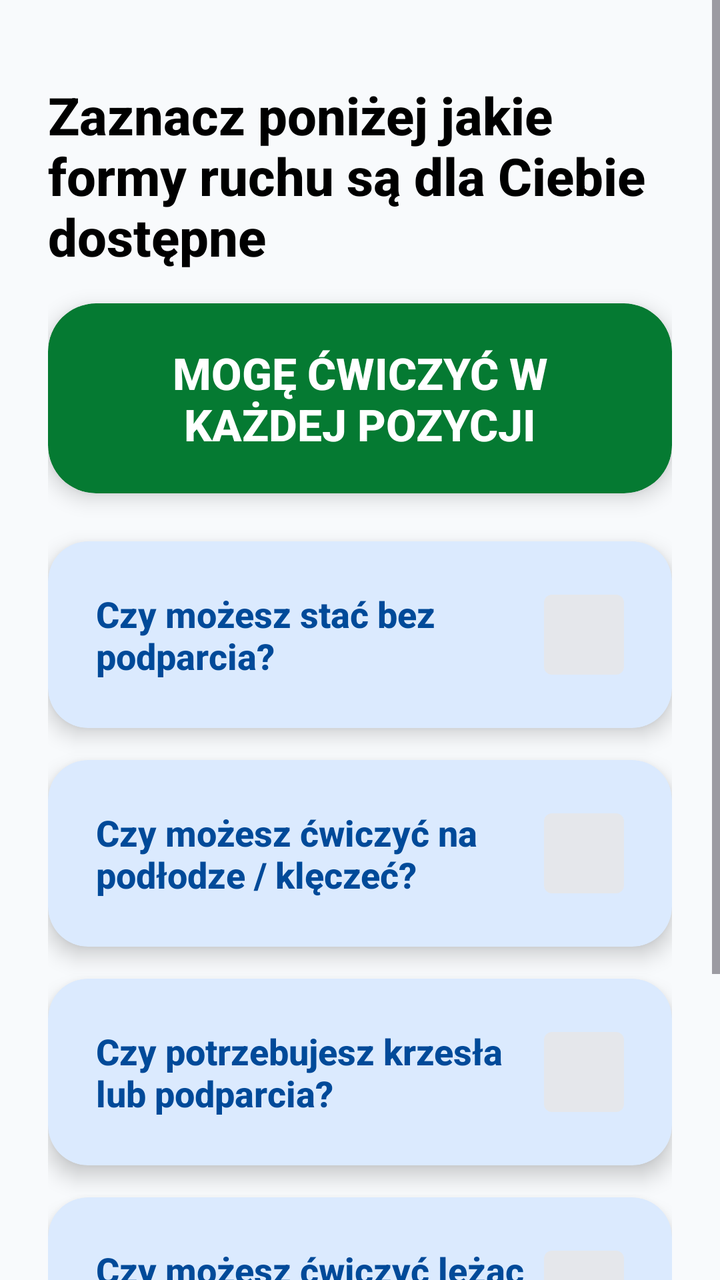
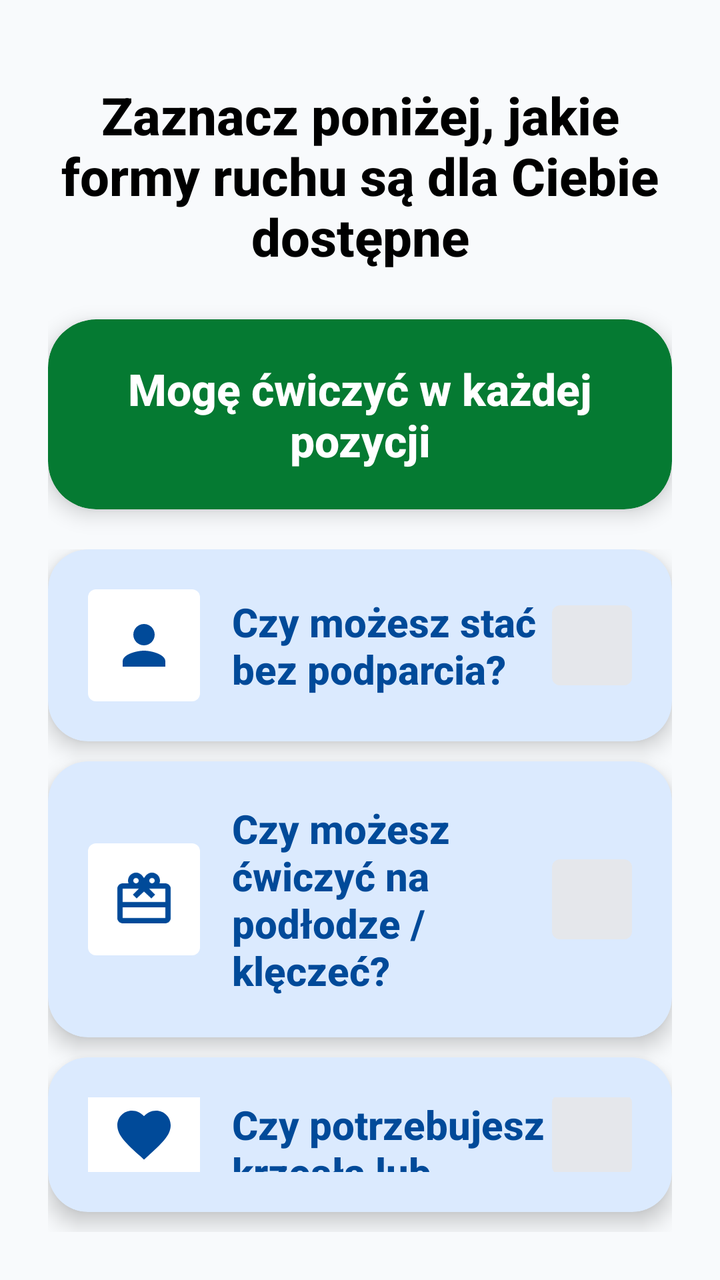

Screens rendered from an Android XML layout before and after an edit, with the pre-edit source and the edit as a unified diff.
<!-- AndroidManifest.xml: application theme Theme.Fitnessapp -->
<!-- res/layout/item_onboarding_step2.xml -->
<?xml version="1.0" encoding="utf-8"?>
<ScrollView xmlns:android="http://schemas.android.com/apk/res/android"
    xmlns:app="http://schemas.android.com/apk/res-auto"
    android:layout_width="match_parent"
    android:layout_height="match_parent"
    android:fillViewport="true">

    <LinearLayout
        android:layout_width="match_parent"
        android:layout_height="wrap_content"
        android:orientation="vertical"
        android:padding="24dp">

        <TextView
            android:layout_width="match_parent"
            android:layout_height="wrap_content"
            android:layout_marginTop="16dp"
            android:layout_marginBottom="16dp"
            android:text="Zaznacz poniżej jakie formy ruchu są dla Ciebie dostępne"
            android:textColor="@color/black"
            android:textSize="26sp"
            android:textStyle="bold" />

        
        <androidx.cardview.widget.CardView
            android:id="@+id/btn_all_positions"
            android:layout_width="match_parent"
            android:layout_height="wrap_content"
            android:layout_marginBottom="24dp"
            android:foreground="?android:attr/selectableItemBackground"
            android:clickable="true"
            android:focusable="true"
            app:cardCornerRadius="24dp"
            app:cardElevation="6dp"
            app:cardBackgroundColor="#057A32">

            <TextView
                android:layout_width="match_parent"
                android:layout_height="wrap_content"
                android:gravity="center"
                android:padding="20dp"
                android:text="Mogę ćwiczyć w każdej pozycji"
                android:textAllCaps="true"
                android:textColor="#FFFFFF"
                android:textSize="22sp"
                android:textStyle="bold" />
        </androidx.cardview.widget.CardView>

        
        <androidx.cardview.widget.CardView
            android:id="@+id/card_q1"
            android:layout_width="match_parent"
            android:layout_height="wrap_content"
            android:layout_marginBottom="16dp"
            android:foreground="?android:attr/selectableItemBackground"
            android:clickable="true"
            android:focusable="true"
            app:cardCornerRadius="20dp"
            app:cardElevation="6dp"
            app:cardBackgroundColor="#DBEAFE"
            android:tag="unchecked">

            <LinearLayout
                android:layout_width="match_parent"
                android:layout_height="wrap_content"
                android:gravity="center_vertical"
                android:orientation="horizontal"
                android:padding="24dp">

                <TextView
                    android:layout_width="0dp"
                    android:layout_height="wrap_content"
                    android:layout_weight="1"
                    android:text="@string/onboarding_q1"
                    android:textColor="#004A99"
                    android:textSize="18sp"
                    android:textStyle="bold" />

                <ImageView
                    android:id="@+id/iv_q1"
                    android:layout_width="40dp"
                    android:layout_height="40dp"
                    android:src="@drawable/bg_indicator_inactive"
                    android:scaleType="fitCenter" />
            </LinearLayout>
        </androidx.cardview.widget.CardView>

        
        <androidx.cardview.widget.CardView
            android:id="@+id/card_q2"
            android:layout_width="match_parent"
            android:layout_height="wrap_content"
            android:layout_marginBottom="16dp"
            android:foreground="?android:attr/selectableItemBackground"
            android:clickable="true"
            android:focusable="true"
            app:cardCornerRadius="20dp"
            app:cardElevation="6dp"
            app:cardBackgroundColor="#DBEAFE"
            android:tag="unchecked">

            <LinearLayout
                android:layout_width="match_parent"
                android:layout_height="wrap_content"
                android:gravity="center_vertical"
                android:orientation="horizontal"
                android:padding="24dp">

                <TextView
                    android:layout_width="0dp"
                    android:layout_height="wrap_content"
                    android:layout_weight="1"
                    android:text="@string/onboarding_q2"
                    android:textColor="#004A99"
                    android:textSize="18sp"
                    android:textStyle="bold" />

                <ImageView
                    android:id="@+id/iv_q2"
                    android:layout_width="40dp"
                    android:layout_height="40dp"
                    android:src="@drawable/bg_indicator_inactive"
                    android:scaleType="fitCenter" />
            </LinearLayout>
        </androidx.cardview.widget.CardView>

        
        <androidx.cardview.widget.CardView
            android:id="@+id/card_q3"
            android:layout_width="match_parent"
            android:layout_height="wrap_content"
            android:layout_marginBottom="16dp"
            android:foreground="?android:attr/selectableItemBackground"
            android:clickable="true"
            android:focusable="true"
            app:cardCornerRadius="20dp"
            app:cardElevation="6dp"
            app:cardBackgroundColor="#DBEAFE"
            android:tag="unchecked">

            <LinearLayout
                android:layout_width="match_parent"
                android:layout_height="wrap_content"
                android:gravity="center_vertical"
                android:orientation="horizontal"
                android:padding="24dp">

                <TextView
                    android:layout_width="0dp"
                    android:layout_height="wrap_content"
                    android:layout_weight="1"
                    android:text="@string/onboarding_q3"
                    android:textColor="#004A99"
                    android:textSize="18sp"
                    android:textStyle="bold" />

                <ImageView
                    android:id="@+id/iv_q3"
                    android:layout_width="40dp"
                    android:layout_height="40dp"
                    android:src="@drawable/bg_indicator_inactive"
                    android:scaleType="fitCenter" />
            </LinearLayout>
        </androidx.cardview.widget.CardView>

        
        <androidx.cardview.widget.CardView
            android:id="@+id/card_q4"
            android:layout_width="match_parent"
            android:layout_height="wrap_content"
            android:layout_marginBottom="16dp"
            android:foreground="?android:attr/selectableItemBackground"
            android:clickable="true"
            android:focusable="true"
            app:cardCornerRadius="20dp"
            app:cardElevation="6dp"
            app:cardBackgroundColor="#DBEAFE"
            android:tag="unchecked">

            <LinearLayout
                android:layout_width="match_parent"
                android:layout_height="wrap_content"
                android:gravity="center_vertical"
                android:orientation="horizontal"
                android:padding="24dp">

                <TextView
                    android:layout_width="0dp"
                    android:layout_height="wrap_content"
                    android:layout_weight="1"
                    android:text="@string/onboarding_q4"
                    android:textColor="#004A99"
                    android:textSize="18sp"
                    android:textStyle="bold" />

                <ImageView
                    android:id="@+id/iv_q4"
                    android:layout_width="40dp"
                    android:layout_height="40dp"
                    android:src="@drawable/bg_indicator_inactive"
                    android:scaleType="fitCenter" />
            </LinearLayout>
        </androidx.cardview.widget.CardView>

        
        <androidx.cardview.widget.CardView
            android:id="@+id/card_q5"
            android:layout_width="match_parent"
            android:layout_height="wrap_content"
            android:layout_marginBottom="16dp"
            android:foreground="?android:attr/selectableItemBackground"
            android:clickable="true"
            android:focusable="true"
            app:cardCornerRadius="20dp"
            app:cardElevation="6dp"
            app:cardBackgroundColor="#DBEAFE"
            android:tag="unchecked">

            <LinearLayout
                android:layout_width="match_parent"
                android:layout_height="wrap_content"
                android:gravity="center_vertical"
                android:orientation="horizontal"
                android:padding="24dp">

                <TextView
                    android:layout_width="0dp"
                    android:layout_height="wrap_content"
                    android:layout_weight="1"
                    android:text="@string/onboarding_q5"
                    android:textColor="#004A99"
                    android:textSize="18sp"
                    android:textStyle="bold" />

                <ImageView
                    android:id="@+id/iv_q5"
                    android:layout_width="40dp"
                    android:layout_height="40dp"
                    android:src="@drawable/bg_indicator_inactive"
                    android:scaleType="fitCenter" />
            </LinearLayout>
        </androidx.cardview.widget.CardView>

    </LinearLayout>
</ScrollView>
<!-- resources referenced by this layout -->
<resources>
  <!-- unchanged entries left out for length: 9 -->
</resources>

<!-- the commit's change to res/layout/item_onboarding_step2.xml (unified diff, before → after) -->
@@ -1,71 +1,90 @@
 <?xml version="1.0" encoding="utf-8"?>
-<ScrollView xmlns:android="http://schemas.android.com/apk/res/android"
+<LinearLayout xmlns:android="http://schemas.android.com/apk/res/android"
     xmlns:app="http://schemas.android.com/apk/res-auto"
     android:layout_width="match_parent"
     android:layout_height="match_parent"
-    android:fillViewport="true">
-
+    android:orientation="vertical"
+    android:padding="24dp">
+
+    <TextView
+        android:layout_width="match_parent"
+        android:layout_height="wrap_content"
+        android:layout_marginTop="16dp"
+        android:layout_marginBottom="24dp"
+        android:text="Zaznacz poniżej, jakie formy ruchu są dla Ciebie dostępne"
+        android:textColor="@color/black"
+        android:textSize="26sp"
+        android:textStyle="bold"
+        android:gravity="center" />
+
+    
+    <androidx.cardview.widget.CardView
+        android:id="@+id/btn_all_positions"
+        android:layout_width="match_parent"
+        android:layout_height="wrap_content"
+        android:layout_marginBottom="20dp"
+        android:foreground="?android:attr/selectableItemBackground"
+        android:clickable="true"
+        android:focusable="true"
+        app:cardCornerRadius="24dp"
+        app:cardElevation="6dp"
+        app:cardBackgroundColor="#057A32">
+
+        <TextView
+            android:layout_width="match_parent"
+            android:layout_height="wrap_content"
+            android:gravity="center"
+            android:padding="20dp"
+            android:text="Mogę ćwiczyć w każdej pozycji"
+            android:textColor="#FFFFFF"
+            android:textSize="22sp"
+            android:textStyle="bold" />
+    </androidx.cardview.widget.CardView>
+
+    
     <LinearLayout
         android:layout_width="match_parent"
-        android:layout_height="wrap_content"
-        android:orientation="vertical"
-        android:padding="24dp">
-
-        <TextView
-            android:layout_width="match_parent"
-            android:layout_height="wrap_content"
-            android:layout_marginTop="16dp"
-            android:layout_marginBottom="16dp"
-            android:text="Zaznacz poniżej jakie formy ruchu są dla Ciebie dostępne"
-            android:textColor="@color/black"
-            android:textSize="26sp"
-            android:textStyle="bold" />
-
-        
-        <androidx.cardview.widget.CardView
-            android:id="@+id/btn_all_positions"
-            android:layout_width="match_parent"
-            android:layout_height="wrap_content"
-            android:layout_marginBottom="24dp"
-            android:foreground="?android:attr/selectableItemBackground"
-            android:clickable="true"
-            android:focusable="true"
-            app:cardCornerRadius="24dp"
-            app:cardElevation="6dp"
-            app:cardBackgroundColor="#057A32">
-
-            <TextView
-                android:layout_width="match_parent"
-                android:layout_height="wrap_content"
-                android:gravity="center"
-                android:padding="20dp"
-                android:text="Mogę ćwiczyć w każdej pozycji"
-                android:textAllCaps="true"
-                android:textColor="#FFFFFF"
-                android:textSize="22sp"
-                android:textStyle="bold" />
-        </androidx.cardview.widget.CardView>
+        android:layout_height="0dp"
+        android:layout_weight="1"
+        android:orientation="vertical">
 
         
         <androidx.cardview.widget.CardView
             android:id="@+id/card_q1"
             android:layout_width="match_parent"
             android:layout_height="wrap_content"
-            android:layout_marginBottom="16dp"
-            android:foreground="?android:attr/selectableItemBackground"
-            android:clickable="true"
-            android:focusable="true"
-            app:cardCornerRadius="20dp"
-            app:cardElevation="6dp"
-            app:cardBackgroundColor="#DBEAFE"
-            android:tag="unchecked">
-
-            <LinearLayout
-                android:layout_width="match_parent"
-                android:layout_height="wrap_content"
-                android:gravity="center_vertical"
-                android:orientation="horizontal"
-                android:padding="24dp">
+            android:layout_marginBottom="10dp"
+            android:foreground="?android:attr/selectableItemBackground"
+            android:clickable="true"
+            android:focusable="true"
+            app:cardCornerRadius="20dp"
+            app:cardElevation="6dp"
+            app:cardBackgroundColor="#DBEAFE"
+            android:tag="unchecked">
+
+            <LinearLayout
+                android:layout_width="match_parent"
+                android:layout_height="wrap_content"
+                android:gravity="center_vertical"
+                android:orientation="horizontal"
+                android:padding="20dp">
+
+                <FrameLayout
+                    android:layout_width="56dp"
+                    android:layout_height="56dp"
+                    android:layout_marginEnd="16dp">
+                    <View
+                        android:layout_width="match_parent"
+                        android:layout_height="match_parent"
+                        android:background="@drawable/bg_indicator_active"
+                        android:backgroundTint="#FFFFFF" />
+                    <ImageView
+                        android:layout_width="32dp"
+                        android:layout_height="32dp"
+                        android:layout_gravity="center"
+                        android:src="@drawable/ic_profile"
+                        app:tint="#004A99" />
+                </FrameLayout>
 
                 <TextView
                     android:layout_width="0dp"
@@ -73,7 +92,7 @@
                     android:layout_weight="1"
                     android:text="@string/onboarding_q1"
                     android:textColor="#004A99"
-                    android:textSize="18sp"
+                    android:textSize="20sp"
                     android:textStyle="bold" />
 
                 <ImageView
@@ -90,21 +109,38 @@
             android:id="@+id/card_q2"
             android:layout_width="match_parent"
             android:layout_height="wrap_content"
-            android:layout_marginBottom="16dp"
-            android:foreground="?android:attr/selectableItemBackground"
-            android:clickable="true"
-            android:focusable="true"
-            app:cardCornerRadius="20dp"
-            app:cardElevation="6dp"
-            app:cardBackgroundColor="#DBEAFE"
-            android:tag="unchecked">
-
-            <LinearLayout
-                android:layout_width="match_parent"
-                android:layout_height="wrap_content"
-                android:gravity="center_vertical"
-                android:orientation="horizontal"
-                android:padding="24dp">
+            android:layout_marginBottom="10dp"
+            android:foreground="?android:attr/selectableItemBackground"
+            android:clickable="true"
+            android:focusable="true"
+            app:cardCornerRadius="20dp"
+            app:cardElevation="6dp"
+            app:cardBackgroundColor="#DBEAFE"
+            android:tag="unchecked">
+
+            <LinearLayout
+                android:layout_width="match_parent"
+                android:layout_height="wrap_content"
+                android:gravity="center_vertical"
+                android:orientation="horizontal"
+                android:padding="20dp">
+
+                <FrameLayout
+                    android:layout_width="56dp"
+                    android:layout_height="56dp"
+                    android:layout_marginEnd="16dp">
+                    <View
+                        android:layout_width="match_parent"
+                        android:layout_height="match_parent"
+                        android:background="@drawable/bg_indicator_active"
+                        android:backgroundTint="#FFFFFF" />
+                    <ImageView
+                        android:layout_width="32dp"
+                        android:layout_height="32dp"
+                        android:layout_gravity="center"
+                        android:src="@drawable/ic_onboarding_3"
+                        app:tint="#004A99" />
+                </FrameLayout>
 
                 <TextView
                     android:layout_width="0dp"
@@ -112,7 +148,7 @@
                     android:layout_weight="1"
                     android:text="@string/onboarding_q2"
                     android:textColor="#004A99"
-                    android:textSize="18sp"
+                    android:textSize="20sp"
                     android:textStyle="bold" />
 
                 <ImageView
@@ -129,21 +165,38 @@
             android:id="@+id/card_q3"
             android:layout_width="match_parent"
             android:layout_height="wrap_content"
-            android:layout_marginBottom="16dp"
-            android:foreground="?android:attr/selectableItemBackground"
-            android:clickable="true"
-            android:focusable="true"
-            app:cardCornerRadius="20dp"
-            app:cardElevation="6dp"
-            app:cardBackgroundColor="#DBEAFE"
-            android:tag="unchecked">
-
-            <LinearLayout
-                android:layout_width="match_parent"
-                android:layout_height="wrap_content"
-                android:gravity="center_vertical"
-                android:orientation="horizontal"
-                android:padding="24dp">
+            android:layout_marginBottom="10dp"
+            android:foreground="?android:attr/selectableItemBackground"
+            android:clickable="true"
+            android:focusable="true"
+            app:cardCornerRadius="20dp"
+            app:cardElevation="6dp"
+            app:cardBackgroundColor="#DBEAFE"
+            android:tag="unchecked">
+
+            <LinearLayout
+                android:layout_width="match_parent"
+                android:layout_height="wrap_content"
+                android:gravity="center_vertical"
+                android:orientation="horizontal"
+                android:padding="20dp">
+
+                <FrameLayout
+                    android:layout_width="56dp"
+                    android:layout_height="56dp"
+                    android:layout_marginEnd="16dp">
+                    <View
+                        android:layout_width="match_parent"
+                        android:layout_height="match_parent"
+                        android:background="@drawable/bg_indicator_active"
+                        android:backgroundTint="#FFFFFF" />
+                    <ImageView
+                        android:layout_width="32dp"
+                        android:layout_height="32dp"
+                        android:layout_gravity="center"
+                        android:src="@drawable/ic_heart"
+                        app:tint="#004A99" />
+                </FrameLayout>
 
                 <TextView
                     android:layout_width="0dp"
@@ -151,7 +204,7 @@
                     android:layout_weight="1"
                     android:text="@string/onboarding_q3"
                     android:textColor="#004A99"
-                    android:textSize="18sp"
+                    android:textSize="20sp"
                     android:textStyle="bold" />
 
                 <ImageView
@@ -168,21 +221,38 @@
             android:id="@+id/card_q4"
             android:layout_width="match_parent"
             android:layout_height="wrap_content"
-            android:layout_marginBottom="16dp"
-            android:foreground="?android:attr/selectableItemBackground"
-            android:clickable="true"
-            android:focusable="true"
-            app:cardCornerRadius="20dp"
-            app:cardElevation="6dp"
-            app:cardBackgroundColor="#DBEAFE"
-            android:tag="unchecked">
-
-            <LinearLayout
-                android:layout_width="match_parent"
-                android:layout_height="wrap_content"
-                android:gravity="center_vertical"
-                android:orientation="horizontal"
-                android:padding="24dp">
+            android:layout_marginBottom="10dp"
+            android:foreground="?android:attr/selectableItemBackground"
+            android:clickable="true"
+            android:focusable="true"
+            app:cardCornerRadius="20dp"
+            app:cardElevation="6dp"
+            app:cardBackgroundColor="#DBEAFE"
+            android:tag="unchecked">
+
+            <LinearLayout
+                android:layout_width="match_parent"
+                android:layout_height="wrap_content"
+                android:gravity="center_vertical"
+                android:orientation="horizontal"
+                android:padding="20dp">
+
+                <FrameLayout
+                    android:layout_width="56dp"
+                    android:layout_height="56dp"
+                    android:layout_marginEnd="16dp">
+                    <View
+                        android:layout_width="match_parent"
+                        android:layout_height="match_parent"
+                        android:background="@drawable/bg_indicator_active"
+                        android:backgroundTint="#FFFFFF" />
+                    <ImageView
+                        android:layout_width="32dp"
+                        android:layout_height="32dp"
+                        android:layout_gravity="center"
+                        android:src="@drawable/ic_onboarding_1"
+                        app:tint="#004A99" />
+                </FrameLayout>
 
                 <TextView
                     android:layout_width="0dp"
@@ -190,7 +260,7 @@
                     android:layout_weight="1"
                     android:text="@string/onboarding_q4"
                     android:textColor="#004A99"
-                    android:textSize="18sp"
+                    android:textSize="20sp"
                     android:textStyle="bold" />
 
                 <ImageView
@@ -207,21 +277,38 @@
             android:id="@+id/card_q5"
             android:layout_width="match_parent"
             android:layout_height="wrap_content"
-            android:layout_marginBottom="16dp"
-            android:foreground="?android:attr/selectableItemBackground"
-            android:clickable="true"
-            android:focusable="true"
-            app:cardCornerRadius="20dp"
-            app:cardElevation="6dp"
-            app:cardBackgroundColor="#DBEAFE"
-            android:tag="unchecked">
-
-            <LinearLayout
-                android:layout_width="match_parent"
-                android:layout_height="wrap_content"
-                android:gravity="center_vertical"
-                android:orientation="horizontal"
-                android:padding="24dp">
+            android:layout_marginBottom="10dp"
+            android:foreground="?android:attr/selectableItemBackground"
+            android:clickable="true"
+            android:focusable="true"
+            app:cardCornerRadius="20dp"
+            app:cardElevation="6dp"
+            app:cardBackgroundColor="#DBEAFE"
+            android:tag="unchecked">
+
+            <LinearLayout
+                android:layout_width="match_parent"
+                android:layout_height="wrap_content"
+                android:gravity="center_vertical"
+                android:orientation="horizontal"
+                android:padding="20dp">
+
+                <FrameLayout
+                    android:layout_width="56dp"
+                    android:layout_height="56dp"
+                    android:layout_marginEnd="16dp">
+                    <View
+                        android:layout_width="match_parent"
+                        android:layout_height="match_parent"
+                        android:background="@drawable/bg_indicator_active"
+                        android:backgroundTint="#FFFFFF" />
+                    <ImageView
+                        android:layout_width="32dp"
+                        android:layout_height="32dp"
+                        android:layout_gravity="center"
+                        android:src="@drawable/ic_settings"
+                        app:tint="#004A99" />
+                </FrameLayout>
 
                 <TextView
                     android:layout_width="0dp"
@@ -229,7 +316,7 @@
                     android:layout_weight="1"
                     android:text="@string/onboarding_q5"
                     android:textColor="#004A99"
-                    android:textSize="18sp"
+                    android:textSize="20sp"
                     android:textStyle="bold" />
 
                 <ImageView
@@ -242,4 +329,5 @@
         </androidx.cardview.widget.CardView>
 
     </LinearLayout>
-</ScrollView>
+
+</LinearLayout>
<!-- resource entries referenced after the edit -->
@@ -1,5 +1,65 @@
 <!-- resources referenced by this layout -->
 <resources>
+  <!-- drawable bg_indicator_active (drawable) -->
+  <?xml version="1.0" encoding="utf-8"?>
+  <shape xmlns:android="http://schemas.android.com/apk/res/android"
+      android:shape="rectangle">
+      <solid android:color="@color/blue_primary" />
+      <corners android:radius="4dp" />
+  </shape>
+  <!-- drawable ic_heart (drawable) -->
+  <vector xmlns:android="http://schemas.android.com/apk/res/android"
+      android:width="24dp"
+      android:height="24dp"
+      android:viewportWidth="24"
+      android:viewportHeight="24">
+      <path
+          android:fillColor="@color/blue_primary"
+          android:pathData="M12,21.35l-1.45,-1.32C5.4,15.36 2,12.28 2,8.5 2,5.42 4.42,3 7.5,3c1.74,0 3.41,0.81 4.5,2.09C13.09,3.81 14.76,3 16.5,3 19.58,3 22,5.42 22,8.5c0,3.78 -3.4,6.86 -8.55,11.54L12,21.35z"/>
+  </vector>
+  <!-- drawable ic_onboarding_1 (drawable) -->
+  <vector xmlns:android="http://schemas.android.com/apk/res/android"
+      android:width="120dp"
+      android:height="120dp"
+      android:viewportWidth="24"
+      android:viewportHeight="24">
+      <path
+          android:fillColor="@color/green_icon"
+          android:pathData="M13.49,5.42c1.1,0 2,-0.9 2,-2s-0.9,-2 -2,-2 -2,0.9 -2,2 0.9,2 2,2zM15.5,13.5c-0.67,0 -1.31,0.21 -1.83,0.59L12.5,15.25L12.5,19c0,0.83 0.67,1.5 1.5,1.5s1.5,-0.67 1.5,-1.5v-2.42l1.32,-1.15c0.41,-0.36 0.68,-0.89 0.68,-1.43c0,-1.1 -0.9,-2 -2,-2zM7,13.5c0,0.83 0.67,1.5 1.5,1.5s1.5,-0.67 1.5,-1.5v-3.4l1.32,1.15c0.41,0.36 0.68,0.89 0.68,1.43c0,1.1 -0.9,2 -2,2c-0.67,0 -1.31,-0.21 -1.83,-0.59L7,12.5L7,13.5zM13.49,6.41c-2.45,0 -4.54,1.52 -5.39,3.67l-1.32,3.31c-0.25,0.61 -0.05,1.31 0.48,1.69c0.53,0.38 1.25,0.28 1.66,-0.22l1.62,-1.98L11,15.5v4c0,0.83 0.67,1.5 1.5,1.5s1.5,-0.67 1.5,-1.5v-5.2l-0.91,-0.91c-0.34,-0.34 -0.59,-0.78 -0.69,-1.25L12,8.12c0.05,-0.45 0.31,-0.84 0.7,-1.05c0.23,-0.12 0.5,-0.19 0.79,-0.19c0.69,0 1.25,0.56 1.25,1.25v1.87h1.5V8.13c0,-1.52 -1.23,-2.75 -2.75,-2.75z" />
+  </vector>
+  <!-- drawable ic_onboarding_3 (drawable) -->
+  <vector xmlns:android="http://schemas.android.com/apk/res/android"
+      android:width="120dp"
+      android:height="120dp"
+      android:viewportWidth="24"
+      android:viewportHeight="24">
+      <path
+          android:fillColor="@color/orange_icon"
+          android:pathData="M20,6h-2.18c0.11,-0.31 0.18,-0.65 0.18,-1c0,-1.66 -1.34,-3 -3,-3c-1.05,0 -1.96,0.54 -2.5,1.35l-0.5,0.65l-0.5,-0.65C10.96,2.54 10.05,2 9,2C7.34,2 6,3.34 6,5c0,0.35 0.07,0.69 0.18,1L4,6c-1.1,0 -1.99,0.9 -1.99,2L2,19c0,1.1 0.9,2 2,2h16c1.1,0 2,-0.9 2,-2L22,8c0,-1.1 -0.9,-2 -2,-2zM15,4c0.55,0 1,0.45 1,1s-0.45,1 -1,1s-1,-0.45 -1,-1s0.45,-1 1,-1zM9,4c0.55,0 1,0.45 1,1s-0.45,1 -1,1s-1,-0.45 -1,-1s0.45,-1 1,-1zM20,19L4,19L4,15h16v4zM20,13L4,13L4,8h6.08l-2.25,2.25l1.41,1.41L12,9.08l2.75,2.58l1.41,-1.41L13.92,8L20,8v5z" />
+  </vector>
+  <!-- drawable ic_profile (drawable) -->
+  <vector xmlns:android="http://schemas.android.com/apk/res/android"
+      android:width="24dp"
+      android:height="24dp"
+      android:viewportWidth="24"
+      android:viewportHeight="24">
+      <path
+          android:fillColor="#FF000000"
+          android:pathData="M12,12c2.21,0 4,-1.79 4,-4s-1.79,-4 -4,-4 -4,1.79 -4,4 1.79,4 4,4zM12,14c-2.67,0 -8,1.34 -8,4v2h16v-2c0,-2.66 -5.33,-4 -8,-4z" />
+  </vector>
+  <!-- drawable ic_settings (drawable) -->
+  <vector xmlns:android="http://schemas.android.com/apk/res/android"
+      android:width="24dp"
+      android:height="24dp"
+      android:viewportWidth="24"
+      android:viewportHeight="24">
+      <path
+          android:fillColor="@android:color/white"
+          android:pathData="M19.14,12.94c0.04,-0.3 0.06,-0.61 0.06,-0.94c0,-0.32 -0.02,-0.64 -0.07,-0.94l2.03,-1.58c0.18,-0.14 0.23,-0.41 0.12,-0.61l-1.92,-3.32c-0.12,-0.22 -0.37,-0.29 -0.59,-0.22l-2.39,0.96c-0.5,-0.38 -1.03,-0.7 -1.62,-0.94L14.4,2.81c-0.04,-0.24 -0.24,-0.41 -0.48,-0.41h-3.84c-0.24,0 -0.43,0.17 -0.47,0.41L9.25,5.35C8.66,5.59 8.13,5.91 7.63,6.29L5.24,5.33c-0.22,-0.08 -0.47,0 -0.59,0.22L2.74,8.87C2.62,9.08 2.66,9.34 2.84,9.48l2.03,1.58C4.82,11.36 4.8,11.68 4.8,12c0,0.32 0.02,0.64 0.07,0.94l-2.03,1.58c-0.18,0.14 -0.23,0.41 -0.12,0.61l1.92,3.32c0.12,0.22 0.37,0.29 0.59,0.22l2.39,-0.96c0.5,0.38 1.03,0.7 1.62,0.94l0.36,2.54c0.05,0.24 0.24,0.41 0.48,0.41h3.84c0.24,0 0.44,-0.17 0.47,-0.41l0.36,-2.54c0.59,-0.24 1.13,-0.56 1.62,-0.94l2.39,0.96c0.22,0.08 0.47,0 0.59,-0.22l1.92,-3.32c0.12,-0.22 0.07,-0.47 -0.12,-0.61l-2.01,-1.58zM12,15.5c-1.93,0 -3.5,-1.57 -3.5,-3.5s1.57,-3.5 3.5,-3.5s3.5,1.57 3.5,3.5s-1.57,3.5 -3.5,3.5z"/>
+  </vector>
+  <color name="blue_primary">#2563EB</color>
+  <color name="green_icon">#059669</color>
+  <color name="orange_icon">#EA580C</color>
   <!-- unchanged entries left out for length: 9 -->
 </resources>
 
